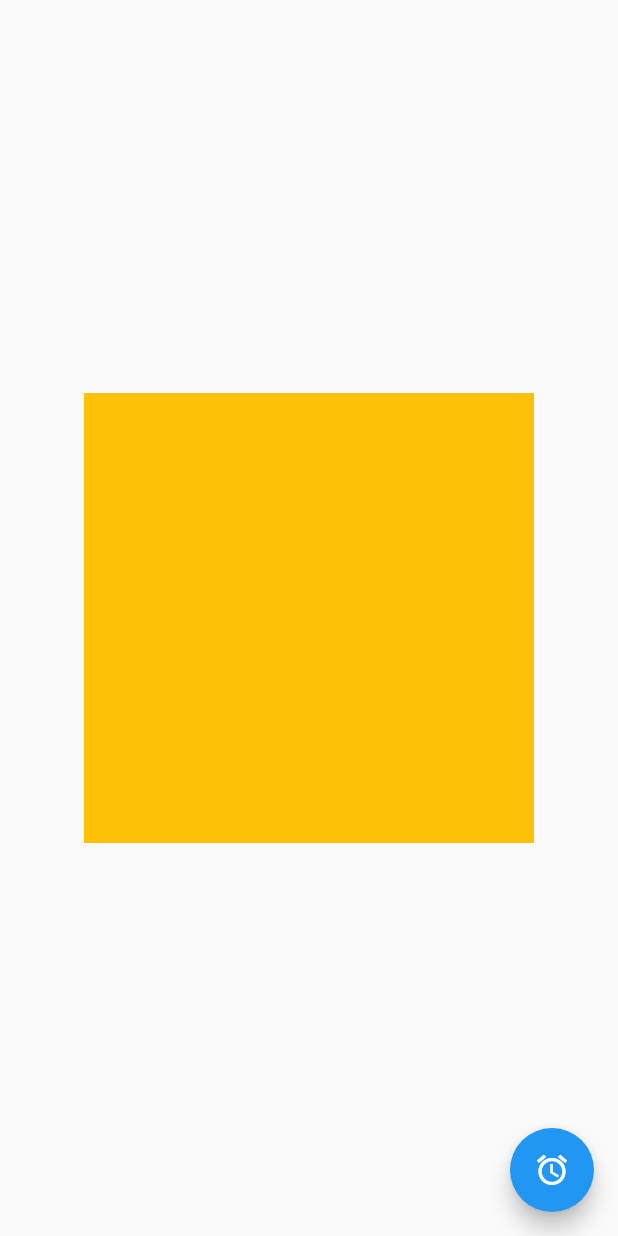
After one commit to edgon85/flutter-challenges, a Flutter app: the FadeTransitionPage screen opened by its route, on a phone screen of 412 x 824 dp. The commit adds this screen. Run offline on Flutter 3.47's test engine with Material 2 defaults, Android fonts, the phone set to English and light mode, and no system bars; our stand-ins replace animate_do.

Commit message:
FadeTransition widget

```diff
--- a/assets/data/menu_options.json
+++ b/assets/data/menu_options.json
@@ -25,6 +25,11 @@
             "route": "future-builder",
             "icon": "add_alert",
             "text": "Future builder"
+        },
+        {
+            "route": "fade-transition",
+            "icon": "add_alert",
+            "text": "FadeTransition"
         }
     ]
 }
--- /dev/null
+++ b/lib/src/pages/fade_transition_page.dart
@@ -0,0 +1,62 @@
+import 'package:flutter/material.dart';
+
+class FadeTransitionPage extends StatefulWidget {
+  const FadeTransitionPage({Key? key}) : super(key: key);
+
+  @override
+  _FadeTransitionPageState createState() => _FadeTransitionPageState();
+}
+
+class _FadeTransitionPageState extends State<FadeTransitionPage>
+    with SingleTickerProviderStateMixin {
+  AnimationController? controller;
+  Animation<double>? opacidad;
+
+  @override
+  void initState() {
+    controller = new AnimationController(
+        vsync: this, duration: Duration(milliseconds: 1500));
+    opacidad = new Tween(begin: 0.0, end: 1.0).animate(controller!);
+
+    controller?.forward();
+
+    super.initState();
+  }
+
+  @override
+  void dispose() {
+    controller?.dispose();
+    super.dispose();
+  }
+
+  @override
+  Widget build(BuildContext context) {
+    return Scaffold(
+      floatingActionButton: FloatingActionButton(
+        child: Icon(Icons.access_alarm),
+        onPressed: () {
+          controller?.forward(from: 0.0);
+        },
+      ),
+      body: FadeTransition(
+        opacity: opacidad!,
+        child: Center(
+          child: Cuadrado(),
+        ),
+      ),
+    );
+  }
+}
+
+class Cuadrado extends StatelessWidget {
+  const Cuadrado({Key? key}) : super(key: key);
+
+  @override
+  Widget build(BuildContext context) {
+    return Container(
+      width: 300,
+      height: 300,
+      decoration: BoxDecoration(color: Colors.amber),
+    );
+  }
+}
--- a/lib/src/routes/routes.dart
+++ b/lib/src/routes/routes.dart
@@ -1,5 +1,6 @@
 import 'package:challenges/src/pages/animated_container_page.dart';
 import 'package:challenges/src/pages/expanded_page.dart';
+import 'package:challenges/src/pages/fade_transition_page.dart';
 import 'package:challenges/src/pages/future_builder_page.dart';
 import 'package:challenges/src/pages/home_page.dart';
 import 'package:challenges/src/pages/opacity_animated_opacity.dart';
@@ -14,6 +15,7 @@ Map<String, WidgetBuilder> getAplicationRoutes() {
     'animated-container': (BuildContext context) => AnimatedContainerPage(),
     'opacity-animated-opacity': (BuildContext context) =>
         OpacityAnimatedOpacityPage(),
-        'future-builder': (BuildContext context) => FutureBuilderPage()
+        'future-builder': (BuildContext context) => FutureBuilderPage(),
+    'fade-transition': (BuildContext context) => FadeTransitionPage(),
   };
 }
```
